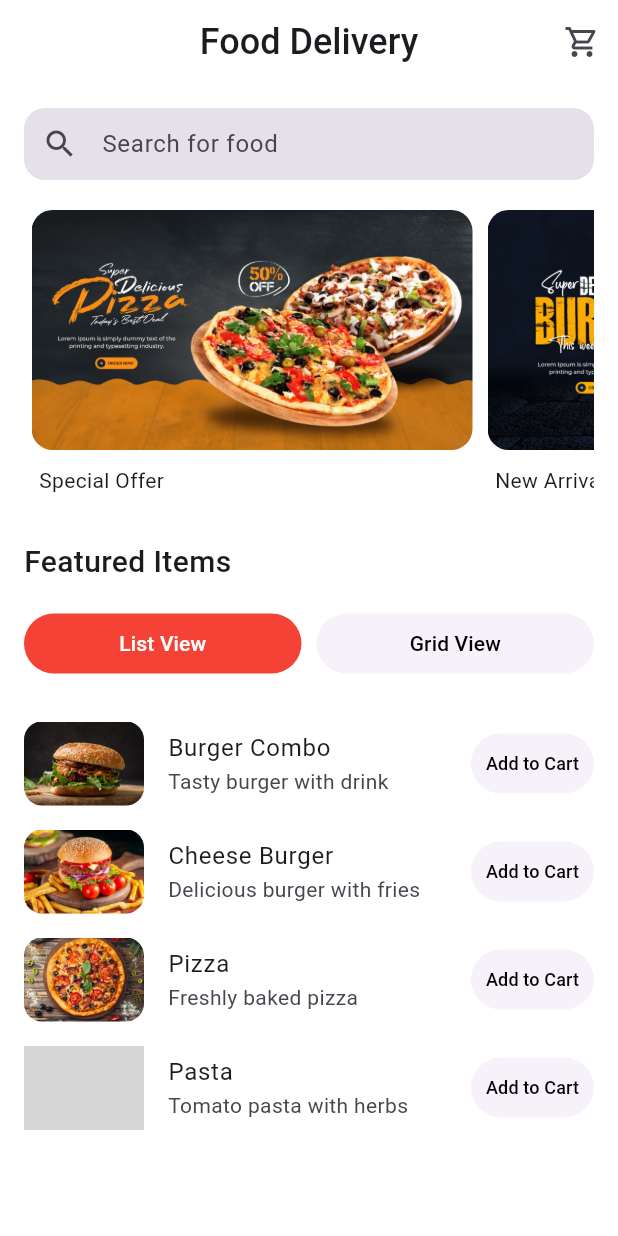
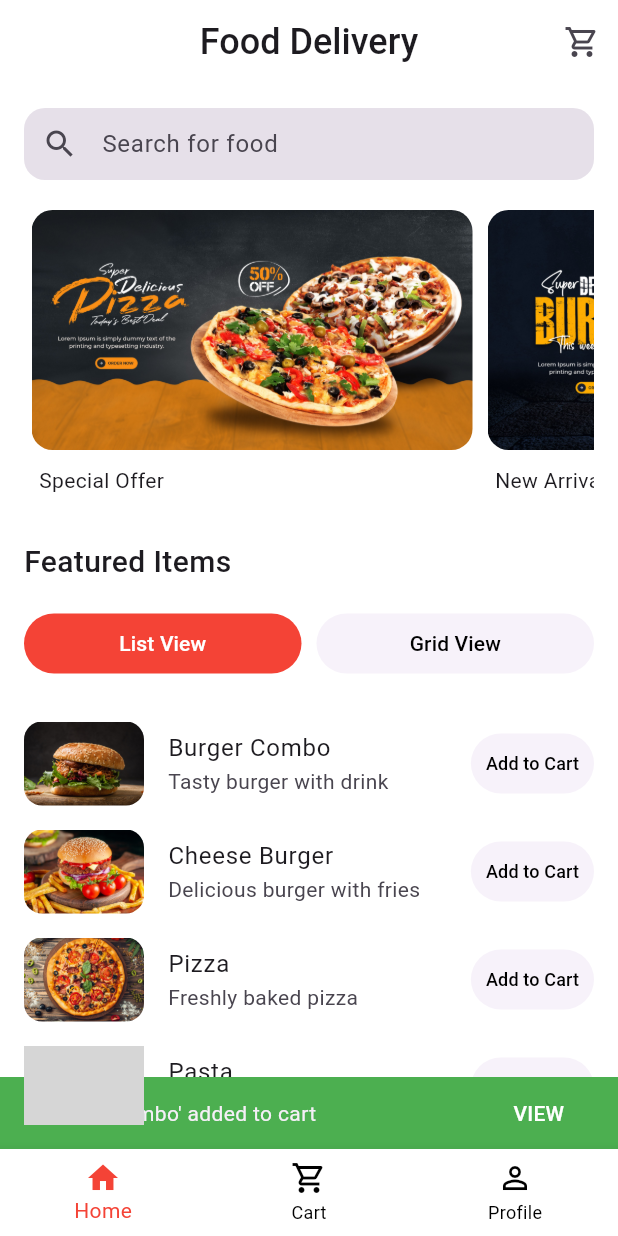
Before and after one commit to OmarAfifi-CSE/DEPI-Flutter, a Flutter app: the screen it shows after launch, after a tap on "Add to Cart", on a phone screen of 412 x 824 dp. Run offline on Flutter 3.47's test engine with Material 3 defaults, Android fonts, the phone set to English and light mode, and no system bars; drawn by our look-alikes of carousel_slider; grey boxes are pictures that could not be loaded.

Commit message:
create main screen

```diff
--- a/task6/lib/main.dart
+++ b/task6/lib/main.dart
@@ -1,5 +1,5 @@
 import 'package:flutter/material.dart';
-import 'package:task6/screens/home_screen.dart';
+import 'package:task6/screens/main_screen.dart';
 
 void main() {
   runApp(const MyApp());
@@ -12,7 +12,7 @@ class MyApp extends StatelessWidget {
   Widget build(BuildContext context) {
     return MaterialApp(
       debugShowCheckedModeBanner: false,
-      home: const HomeScreen(),
+      home: const MainScreen(),
     );
   }
 }
--- a/task6/lib/models/food_item.dart
+++ b/task6/lib/models/food_item.dart
@@ -2,11 +2,13 @@ class FoodItem {
   final String title;
   final String subtitle;
   final String imagePath;
+  final double price;
 
   const FoodItem({
     required this.title,
     required this.subtitle,
     required this.imagePath,
+    required this.price,
   });
 }
 
--- a/task6/lib/screens/home_screen.dart
+++ b/task6/lib/screens/home_screen.dart
@@ -6,7 +6,8 @@ import 'package:task6/widgets/food_list_view.dart';
 import 'package:task6/widgets/search_field.dart';
 
 class HomeScreen extends StatefulWidget {
-  const HomeScreen({super.key});
+  final Function(FoodItem) onAddToCart;
+  const HomeScreen({super.key, required this.onAddToCart});
 
   @override
   State<HomeScreen> createState() => _HomeScreenState();
@@ -19,21 +20,25 @@ class _HomeScreenState extends State<HomeScreen> {
       title: 'Burger Combo',
       subtitle: 'Tasty burger with drink',
       imagePath: 'assets/images/item_1.jpg',
+      price: 15,
     ),
     const FoodItem(
       title: 'Cheese Burger',
       subtitle: 'Delicious burger with fries',
       imagePath: 'assets/images/item_2.jpg',
+      price: 12.5,
     ),
     const FoodItem(
       title: 'Pizza',
       subtitle: 'Freshly baked pizza',
       imagePath: 'assets/images/item_3.jpg',
+      price: 20,
     ),
     const FoodItem(
       title: 'Pasta',
       subtitle: 'Tomato pasta with herbs',
       imagePath: 'assets/images/item_4.jpg',
+      price: 18,
     ),
   ];
 
@@ -79,9 +84,9 @@ class _HomeScreenState extends State<HomeScreen> {
               ),
               const SizedBox(height: 20),
               if (_currentView == ViewType.list)
-                FoodListView(items: _items)
+                FoodListView(items: _items,onAddToCart: widget.onAddToCart,)
               else
-                FoodGridView(items: _items),
+                FoodGridView(items: _items, onAddToCart: widget.onAddToCart,),
             ],
           ),
         ),
--- /dev/null
+++ b/task6/lib/screens/main_screen.dart
@@ -0,0 +1,142 @@
+import 'package:flutter/material.dart';
+import 'package:task6/models/cart_item.dart';
+import 'package:task6/models/food_item.dart';
+import 'home_screen.dart';
+import 'cart_screen.dart';
+import 'profile_screen.dart';
+
+class MainScreen extends StatefulWidget {
+  const MainScreen({super.key});
+
+  @override
+  State<MainScreen> createState() => _MainScreenState();
+}
+
+class _MainScreenState extends State<MainScreen> {
+  int _selectedIndex = 0;
+  late PageController _pageController;
+  final List<CartItem> _cartItems = [];
+
+  @override
+  void initState() {
+    super.initState();
+    _pageController = PageController(initialPage: _selectedIndex);
+  }
+
+  @override
+  void dispose() {
+    _pageController.dispose();
+    super.dispose();
+  }
+
+  // --- CART LOGIC ---
+  void _addToCart(FoodItem foodItem) {
+    setState(() {
+      for (var item in _cartItems) {
+        if (item.title == foodItem.title) {
+          item.quantity++;
+          return;
+        }
+      }
+      _cartItems.add(
+        CartItem(
+          title: foodItem.title,
+          imagePath: foodItem.imagePath,
+          price: foodItem.price,
+        ),
+      );
+    });
+    ScaffoldMessenger.of(context).showSnackBar(
+      SnackBar(
+        content: Text('\'${foodItem.title}\' added to cart'),
+        duration: const Duration(seconds: 2),
+        backgroundColor: Colors.green,
+        action: SnackBarAction(
+          label: 'VIEW',
+          textColor: Colors.white,
+          onPressed: () {
+            _onItemTapped(1);
+          },
+        ),
+      ),
+    );
+  }
+
+  void _incrementCartItem(CartItem item) {
+    setState(() => item.quantity++);
+  }
+
+  void _decrementCartItem(CartItem item) {
+    setState(() {
+      if (item.quantity > 1) {
+        item.quantity--;
+      } else {
+        _cartItems.remove(item);
+        ScaffoldMessenger.of(context).showSnackBar(
+          SnackBar(
+            content: Text('\'${item.title}\' removed from cart'),
+            duration: const Duration(seconds: 2),
+            backgroundColor: Colors.green.shade800,
+          ),
+        );
+      }
+    });
+  }
+
+  void _onItemTapped(int index) {
+    _pageController.animateToPage(
+      index,
+      duration: const Duration(milliseconds: 300),
+      curve: Curves.easeInOut,
+    );
+  }
+
+  @override
+  Widget build(BuildContext context) {
+    final List<Widget> screens = [
+      HomeScreen(onAddToCart: _addToCart),
+      CartScreen(
+        cartItems: _cartItems,
+        onIncrement: _incrementCartItem,
+        onDecrement: _decrementCartItem,
+      ),
+      const ProfileScreen(),
+    ];
+    return Scaffold(
+      body: PageView(
+        controller: _pageController,
+        children: screens,
+        onPageChanged: (index) {
+          setState(() {
+            _selectedIndex = index;
+          });
+        },
+      ),
+      bottomNavigationBar: BottomNavigationBar(
+        type: BottomNavigationBarType.fixed,
+        backgroundColor: Colors.white,
+        currentIndex: _selectedIndex,
+        onTap: _onItemTapped,
+        selectedItemColor: Colors.red,
+        unselectedItemColor: Colors.black,
+        items: const <BottomNavigationBarItem>[
+          BottomNavigationBarItem(
+            icon: Icon(Icons.home_outlined),
+            activeIcon: Icon(Icons.home),
+            label: 'Home',
+          ),
+          BottomNavigationBarItem(
+            icon: Icon(Icons.shopping_cart_outlined),
+            activeIcon: Icon(Icons.shopping_cart),
+            label: 'Cart',
+          ),
+          BottomNavigationBarItem(
+            icon: Icon(Icons.person_outline),
+            activeIcon: Icon(Icons.person),
+            label: 'Profile',
+          ),
+        ],
+      ),
+    );
+  }
+}
--- a/task6/lib/widgets/add_to_cart_button.dart
+++ b/task6/lib/widgets/add_to_cart_button.dart
@@ -1,12 +1,13 @@
 import 'package:flutter/material.dart';
 
 class AddToCartButton extends StatelessWidget {
-  const AddToCartButton({super.key});
+  final VoidCallback onPressed;
+  const AddToCartButton({super.key,required this.onPressed});
 
   @override
   Widget build(BuildContext context) {
     return ElevatedButton(
-      onPressed: () {},
+      onPressed: onPressed,
       style: ElevatedButton.styleFrom(
         shape: RoundedRectangleBorder(borderRadius: BorderRadius.circular(30)),
         foregroundColor: Colors.black,
--- a/task6/lib/widgets/food_grid_view.dart
+++ b/task6/lib/widgets/food_grid_view.dart
@@ -6,8 +6,9 @@ import 'package:task6/widgets/add_to_cart_button.dart';
 
 class FoodGridView extends StatelessWidget {
   final List<FoodItem> _items;
+  final Function(FoodItem) onAddToCart;
 
-  const FoodGridView({super.key, required List<FoodItem> items})
+  const FoodGridView({super.key, required List<FoodItem> items,required this.onAddToCart})
     : _items = items;
 
   @override
@@ -38,7 +39,7 @@ class FoodGridView extends StatelessWidget {
                 Text(item.subtitle, style: TextStyle(color: Colors.grey[500])),
                 Padding(
                   padding: const EdgeInsets.symmetric(vertical: 10),
-                  child: AddToCartButton(),
+                  child: AddToCartButton(onPressed: () => onAddToCart(item)),
                 ),
               ],
             ),
--- a/task6/lib/widgets/food_list_view.dart
+++ b/task6/lib/widgets/food_list_view.dart
@@ -5,8 +5,9 @@ import 'add_to_cart_button.dart';
 
 class FoodListView extends StatelessWidget {
   final List<FoodItem> _items;
+  final Function(FoodItem) onAddToCart;
 
-  const FoodListView({super.key, required List<FoodItem> items})
+  const FoodListView({super.key, required List<FoodItem> items, required this.onAddToCart})
     : _items = items;
 
   @override
@@ -24,11 +25,11 @@ class FoodListView extends StatelessWidget {
           ),
           leading: ClipRRect(
             borderRadius: BorderRadius.circular(12),
-            child: Image.asset(item.imagePath, width: 80, fit: BoxFit.cover),
+            child: Image.asset(item.imagePath, width: 80,height: 80, fit: BoxFit.cover),
           ),
           title: Text(item.title),
           subtitle: Text(item.subtitle),
-          trailing: AddToCartButton(),
+          trailing: AddToCartButton(onPressed: () => onAddToCart(item)),
         );
       },
     );
```
Also changed, not shown: task6/assets/images/profile_picture.jpg (added).
